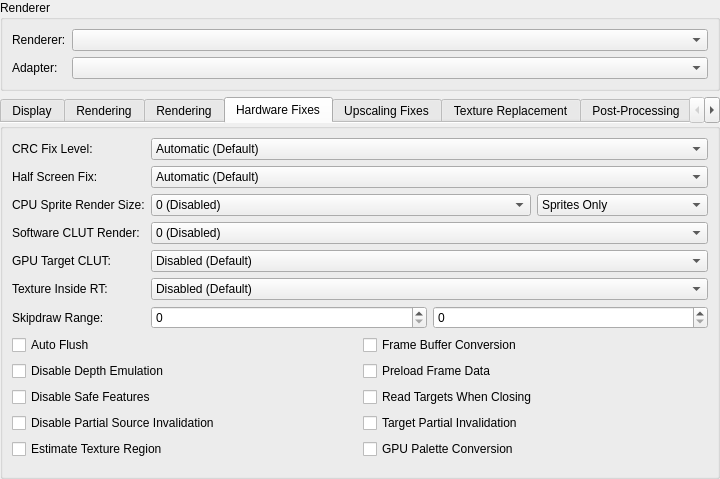
Above: pcsx2-qt/Settings/GraphicsSettingsWidget.ui from PCSX2/pcsx2 before the change. Below: the same form after it.
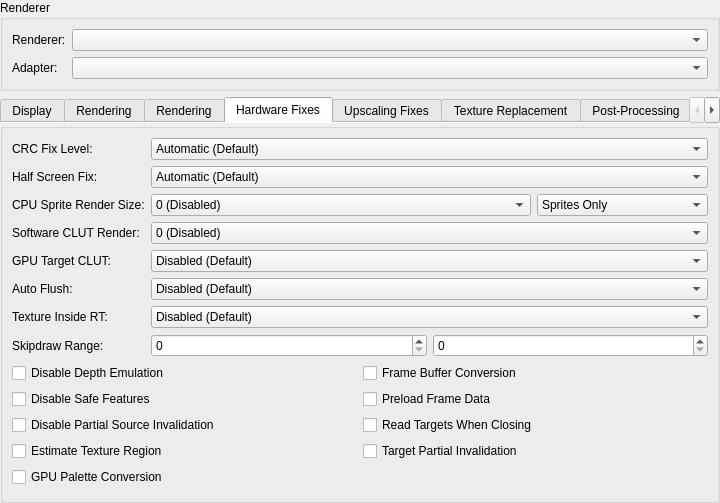
That is the form after the change. The open tabs and pages were chosen to show the change.

Commit message: GS/HW: Allow auto flush to be applied only to sprites

The edit to the form file:
```diff
--- a/pcsx2-qt/Settings/GraphicsSettingsWidget.ui
+++ b/pcsx2-qt/Settings/GraphicsSettingsWidget.ui
@@ -7,7 +7,7 @@
     <x>0</x>
     <y>0</y>
     <width>720</width>
-    <height>476</height>
+    <height>498</height>
    </rect>
   </property>
   <property name="windowTitle">
@@ -871,14 +871,14 @@
          </item>
         </widget>
        </item>
-       <item row="5" column="0">
+       <item row="6" column="0">
         <widget class="QLabel" name="label_45">
          <property name="text">
           <string>Texture Inside RT:</string>
          </property>
         </widget>
        </item>
-       <item row="5" column="1">
+       <item row="6" column="1">
         <widget class="QComboBox" name="textureInsideRt">
          <item>
           <property name="text">
@@ -897,14 +897,40 @@
          </item>
         </widget>
        </item>
-       <item row="6" column="0">
+       <item row="5" column="0">
+        <widget class="QLabel" name="label_30">
+         <property name="text">
+          <string>Auto Flush:</string>
+         </property>
+        </widget>
+       </item>
+       <item row="5" column="1">
+        <widget class="QComboBox" name="hwAutoFlush">
+         <item>
+          <property name="text">
+           <string>Disabled (Default)</string>
+          </property>
+         </item>
+         <item>
+          <property name="text">
+           <string>Enabled (Sprites Only)</string>
+          </property>
+         </item>
+         <item>
+          <property name="text">
+           <string>Enabled (All Primitives)</string>
+          </property>
+         </item>
+        </widget>
+       </item>
+       <item row="7" column="0">
         <widget class="QLabel" name="label_12">
          <property name="text">
           <string>Skipdraw Range:</string>
          </property>
         </widget>
        </item>
-       <item row="6" column="1">
+       <item row="7" column="1">
         <layout class="QHBoxLayout" name="horizontalLayout">
          <item>
           <widget class="QSpinBox" name="skipDrawStart">
@@ -922,29 +948,8 @@
          </item>
         </layout>
        </item>
-       <item row="7" column="0" colspan="2">
+       <item row="8" column="0" colspan="2">
         <layout class="QGridLayout" name="gridLayout">
-         <item row="0" column="0">
-          <widget class="QCheckBox" name="hwAutoFlush">
-           <property name="text">
-            <string>Auto Flush</string>
-           </property>
-          </widget>
-         </item>
-         <item row="2" column="0">
-          <widget class="QCheckBox" name="disableSafeFeatures">
-           <property name="text">
-            <string>Disable Safe Features</string>
-           </property>
-          </widget>
-         </item>
-         <item row="1" column="0">
-          <widget class="QCheckBox" name="disableDepthEmulation">
-           <property name="text">
-            <string>Disable Depth Emulation</string>
-           </property>
-          </widget>
-         </item>
          <item row="0" column="1">
           <widget class="QCheckBox" name="frameBufferConversion">
            <property name="text">
@@ -959,13 +964,6 @@
            </property>
           </widget>
          </item>
-         <item row="3" column="0">
-          <widget class="QCheckBox" name="disablePartialInvalidation">
-           <property name="text">
-            <string>Disable Partial Source Invalidation</string>
-           </property>
-          </widget>
-         </item>
          <item row="3" column="1">
           <widget class="QCheckBox" name="targetPartialInvalidation">
            <property name="text">
@@ -980,14 +978,35 @@
            </property>
           </widget>
          </item>
-         <item row="4" column="0">
+         <item row="0" column="0">
+          <widget class="QCheckBox" name="disableDepthEmulation">
+           <property name="text">
+            <string>Disable Depth Emulation</string>
+           </property>
+          </widget>
+         </item>
+         <item row="1" column="0">
+          <widget class="QCheckBox" name="disableSafeFeatures">
+           <property name="text">
+            <string>Disable Safe Features</string>
+           </property>
+          </widget>
+         </item>
+         <item row="2" column="0">
+          <widget class="QCheckBox" name="disablePartialInvalidation">
+           <property name="text">
+            <string>Disable Partial Source Invalidation</string>
+           </property>
+          </widget>
+         </item>
+         <item row="3" column="0">
           <widget class="QCheckBox" name="estimateTextureRegion">
            <property name="text">
             <string>Estimate Texture Region</string>
            </property>
           </widget>
          </item>
-         <item row="4" column="1">
+         <item row="4" column="0">
           <widget class="QCheckBox" name="gpuPaletteConversion">
            <property name="text">
             <string>GPU Palette Conversion</string>
```
Left out of the diff: 246 changed lines with no effect on the pictures. The commit also changes 11 other files.
